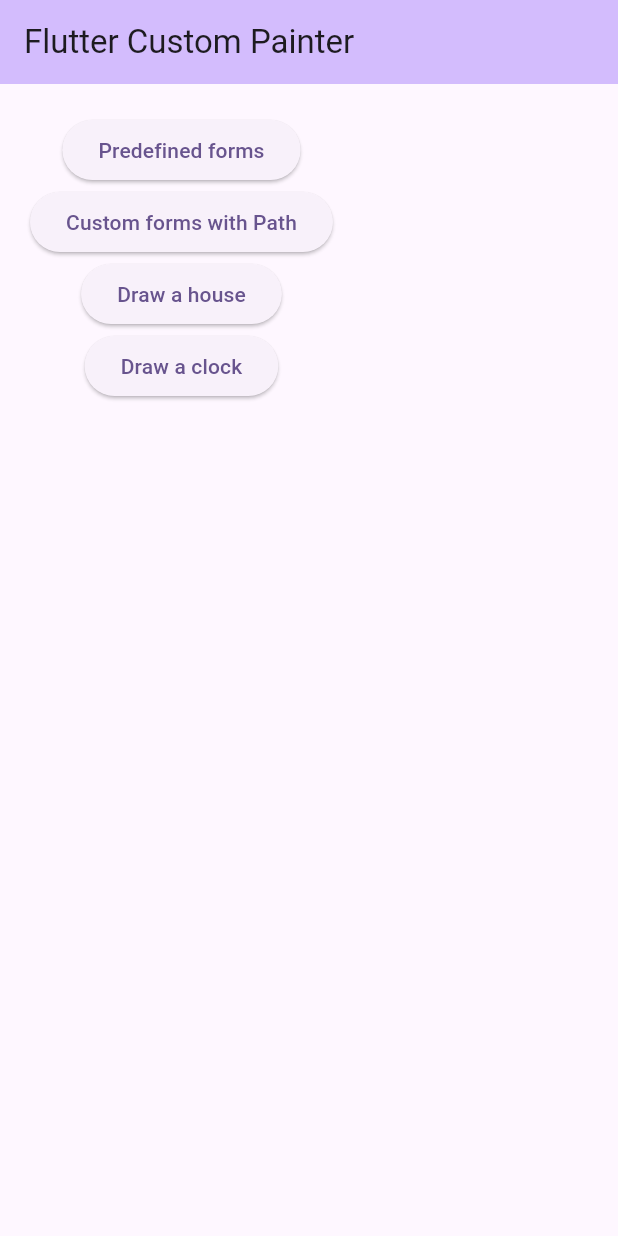
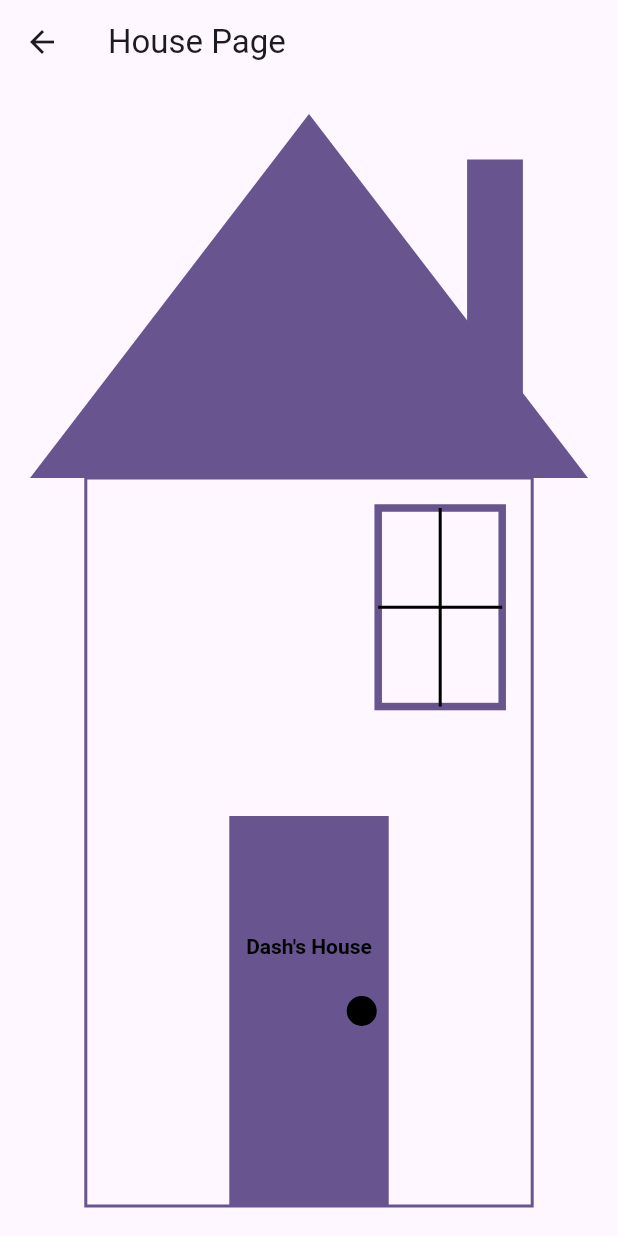
Before and after one commit to lyabs243/flutter-custom-painter, a Flutter app: the screen it shows after launch, after a tap on "Draw a house", on a phone screen of 412 x 824 dp. Run offline on Flutter 3.47's test engine with Material 3 defaults, Android fonts, the light colour scheme and no system bars.

Commit message:
Draw a house

```diff
--- /dev/null
+++ b/lib/house_page.dart
@@ -0,0 +1,188 @@
+import 'package:flutter/material.dart';
+import 'package:flutter_custom_painter/utils.dart';
+
+class HousePage extends StatelessWidget {
+
+  const HousePage({Key? key,}) : super(key: key);
+
+  @override
+  Widget build(BuildContext context) {
+    return Scaffold(
+      appBar: AppBar(title: const Text('House Page')),
+      body: Container(
+        width: MediaQuery.of(context).size.width,
+        height: MediaQuery.of(context).size.height,
+        padding: const EdgeInsets.all(pagePadding),
+        child: const PaintHouse(),
+      ),
+    );
+  }
+
+}
+
+class PaintHouse extends StatelessWidget {
+
+  const PaintHouse({Key? key,}) : super(key: key);
+
+  @override
+  Widget build(BuildContext context) {
+    return CustomPaint(
+      painter: HousePainter(
+        title: 'Dash\'s House',
+        color: Theme.of(context).colorScheme.primary
+      ),
+    );
+  }
+}
+
+class HousePainter extends CustomPainter {
+
+  final String title;
+  final Color color;
+
+  const HousePainter({required this.title, required this.color});
+
+  @override
+  void paint(Canvas canvas, Size size) {
+    // the roof
+    final paintRoof = Paint()
+      ..color = color
+      ..strokeWidth = 2
+      ..style = PaintingStyle.fill;
+
+    double roofHeight = size.height / 3;
+    final path = Path()
+      ..moveTo(0, roofHeight)
+      ..lineTo(size.width / 2, 0)
+      ..lineTo(size.width, roofHeight)
+      ..close();
+
+    canvas.drawPath(path, paintRoof);
+
+    // the chimney (la cheminée)
+    final paintChimney = Paint()
+      ..color = color
+      ..strokeWidth = 2
+      ..style = PaintingStyle.fill;
+
+    double chimneyWidth = size.width / 10;
+    double chimneyHeight = size.height / 4;
+    double chimneyCenterX = size.width / 1.2;
+    double chimneyCenterY = roofHeight / 2;
+
+    canvas.drawRect(
+        Rect.fromCenter(
+          center: Offset(chimneyCenterX, chimneyCenterY),
+          width: chimneyWidth,
+          height: chimneyHeight,
+        ),
+        paintChimney
+    );
+
+    // the house
+    final paintHouse = Paint()
+      ..color = color
+      ..strokeWidth = 2
+      ..style = PaintingStyle.stroke;
+
+    double paddingFromRoof = size.width / 10;
+    final pathHouse = Path()
+      ..moveTo(paddingFromRoof, roofHeight)
+      ..lineTo(paddingFromRoof, size.height)
+      ..lineTo(size.width - paddingFromRoof, size.height)
+      ..lineTo(size.width - paddingFromRoof, roofHeight)
+      ..close();
+
+    canvas.drawPath(pathHouse, paintHouse);
+
+    // the door
+    final paintDoor = Paint()
+      ..color = color
+      ..strokeWidth = 2
+      ..style = PaintingStyle.fill;
+
+    double doorWidth = size.width / 3.5;
+    double doorHeight = size.height / 2.8;
+    double doorCenterX = size.width / 2;
+    double doorCenterY = size.height - doorHeight / 2;
+
+    canvas.drawRect(
+        Rect.fromCenter(
+          center: Offset(doorCenterX, doorCenterY),
+          width: doorWidth,
+          height: doorHeight,
+        ),
+        paintDoor
+    );
+
+    // the door knob (la poignée de la porte)
+    final paintDoorKnob = Paint()
+      ..color = Colors.black
+      ..strokeWidth = 2
+      ..style = PaintingStyle.fill;
+
+    double doorKnobRadius = 10;
+    canvas.drawCircle(Offset(size.width / 2 + doorWidth / 2 - (doorKnobRadius + 8), size.height - doorHeight / 2), doorKnobRadius, paintDoorKnob);
+
+    // write "DevFest Lubumbashi 2023" on the door
+    TextSpan span = TextSpan(
+      style: const TextStyle(
+        color: Colors.black,
+        fontSize: 14,
+        fontWeight: FontWeight.bold,
+      ),
+      text: title,
+    );
+
+    TextPainter tp = TextPainter(
+      text: span,
+      textAlign: TextAlign.center,
+      textDirection: TextDirection.ltr,
+    );
+    tp.layout();
+    tp.paint(canvas, Offset(size.width / 2 - tp.width / 2, size.height - doorHeight / 1.5 - tp.height / 2));
+
+    // the window
+    final paintWindow = Paint()
+      ..color = color
+      ..strokeWidth = 5
+      ..style = PaintingStyle.stroke;
+    double windowWidth = size.width / 4.5;
+    double windowHeight = size.height / 5.5;
+
+    canvas.drawRect(
+        Rect.fromCenter(
+          center: Offset(size.width - paddingFromRoof - 20 - (windowWidth / 2), roofHeight + 20 + (windowHeight / 2)),
+          width: windowWidth,
+          height: windowHeight,
+        ),
+        paintWindow
+    );
+
+    // the window panes (les carreaux de la fenêtre)
+    final paintWindowPanes = Paint()
+      ..color = Colors.black
+      ..strokeWidth = 2
+      ..style = PaintingStyle.stroke;
+
+    canvas.drawLine(
+        Offset(size.width - paddingFromRoof - 20 - (windowWidth / 2), roofHeight + 20),
+        Offset(size.width - paddingFromRoof - 20 - (windowWidth / 2), roofHeight + 20 + windowHeight),
+        paintWindowPanes
+    );
+
+    canvas.drawLine(
+        Offset(size.width - paddingFromRoof - 20 - (windowWidth / 2) - (windowWidth / 2), roofHeight + 20 + (windowHeight / 2)),
+        Offset(size.width - paddingFromRoof - 20 - (windowWidth / 2) + (windowWidth / 2), roofHeight + 20 + (windowHeight / 2)),
+        paintWindowPanes
+    );
+
+
+  }
+
+  @override
+  bool shouldRepaint(covariant CustomPainter oldDelegate) {
+    return false;
+  }
+
+}
--- a/lib/main.dart
+++ b/lib/main.dart
@@ -1,5 +1,6 @@
 import 'package:flutter/material.dart';
 import 'package:flutter_custom_painter/custom_forms.dart';
+import 'package:flutter_custom_painter/house_page.dart';
 import 'package:flutter_custom_painter/predefined_forms.dart';
 import 'package:flutter_custom_painter/utils.dart';
 
@@ -66,7 +67,11 @@
               ElevatedButton(
                 child: const Text('Draw a house'),
                 onPressed: () {
-
+                  Navigator.of(context).push(
+                      MaterialPageRoute(
+                        builder: (context) => const HousePage(),
+                      )
+                  );
                 },
               ),
               ElevatedButton(
```
